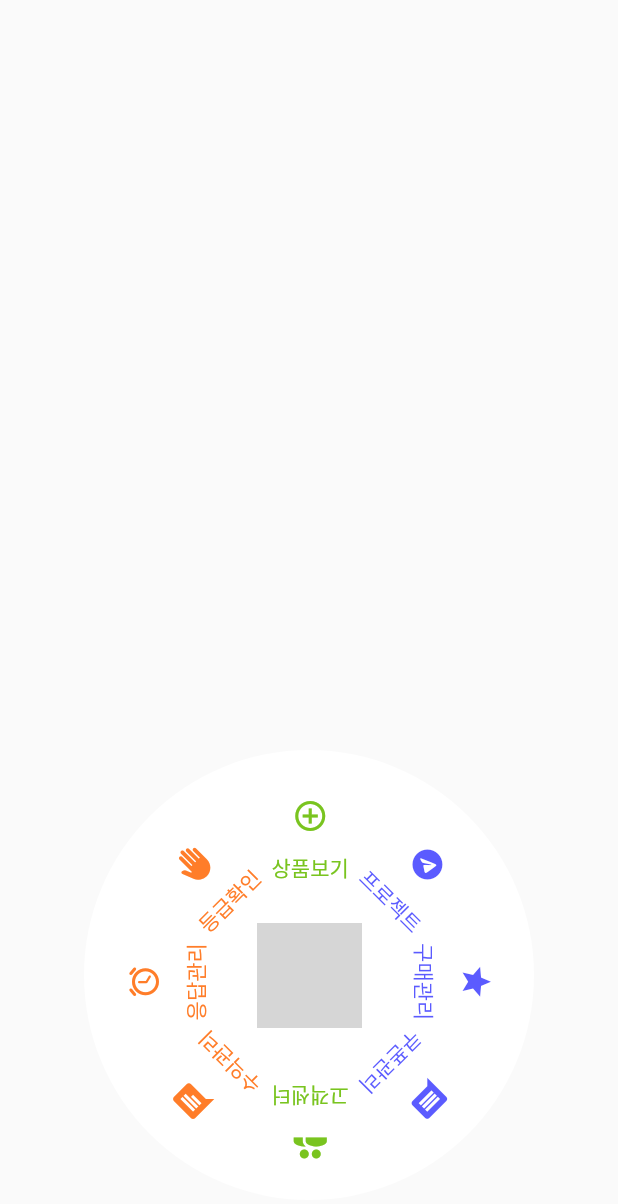
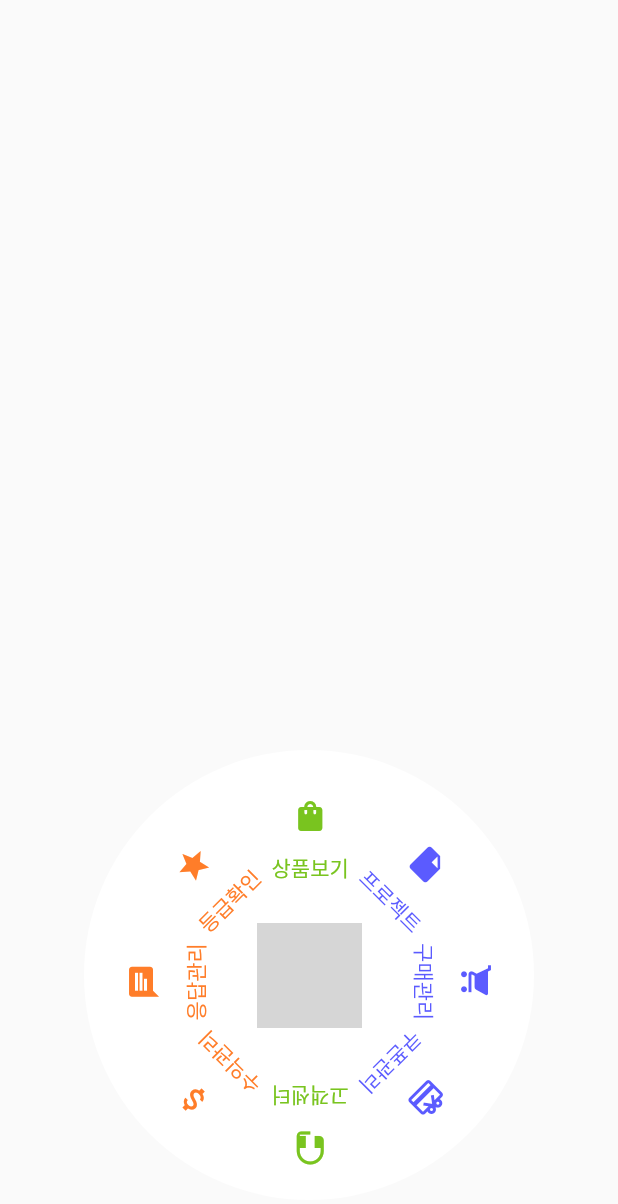
Before and after one commit to dkth1122/Flutter_Project, a Flutter app: the CircularDialog widget shown alone on an empty page, opened directly, on a phone screen of 412 x 824 dp. Shown: the top 1204 px of the screen. Run offline on Flutter 3.47's test engine with Material 2 defaults, Android fonts, the phone set to English and light mode, and no system bars; our stand-ins replace carousel_slider, cloud_firestore, firebase_auth, firebase_core, firebase_messaging, firebase_storage and 5 more; missing offline and left inert: iamport_flutter; accounts and stored records are empty; Roboto replaces fonts that are missing (Pretendard); grey boxes are pictures that could not be loaded.

Commit message:
프로젝트 확인

```diff
--- a/lib/bottomBar.dart
+++ b/lib/bottomBar.dart
@@ -53,7 +53,7 @@ class _CircularDialogState extends State<CircularDialog> {
 
   List<Offset> iconOffsets = [];
   List<String> addButtonTexts = ["구매관리", "쿠폰관리", "고객센터", "수익관리", "응답관리", "등급확인", "상품보기", "프로젝트"];
-  List<IconData> iconData = [Icons.star, Icons.message, Icons.people, Icons.chat, Icons.access_alarms_rounded, Icons.back_hand, Icons.add_circle_outline, Icons.telegram_sharp];
+  List<IconData> iconData = [Icons.shopping_cart,Icons.card_giftcard,  Icons.headset_mic,  Icons.attach_money, Icons.chat,  Icons.star, Icons.shopping_bag,  Icons.insert_drive_file];
   List<Widget> pageChange = [PurchaseManagement(userId:sessionId),MyCoupon(),UserCustomer(),Revenue(),MessageResponse(),ExpertRating(),Product(),MyProposalList(userId : sessionId)];
   List<double> iconRotations = [pi / 2, 135 * (pi / 180), pi, 225 * (pi / 180), 270 * (pi / 180), 315 * (pi / 180), 360 * (pi / 180), 45 * (pi / 180)]; // 각 아이콘의 회전 각도
   List<Color> iconColors = [
```
